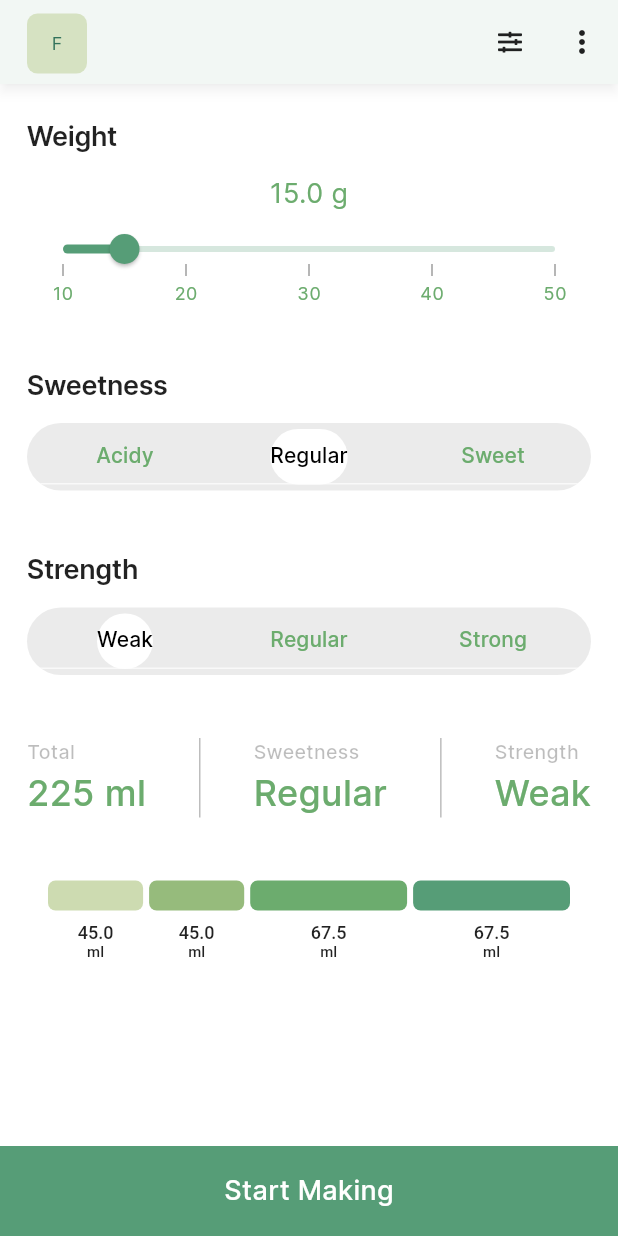
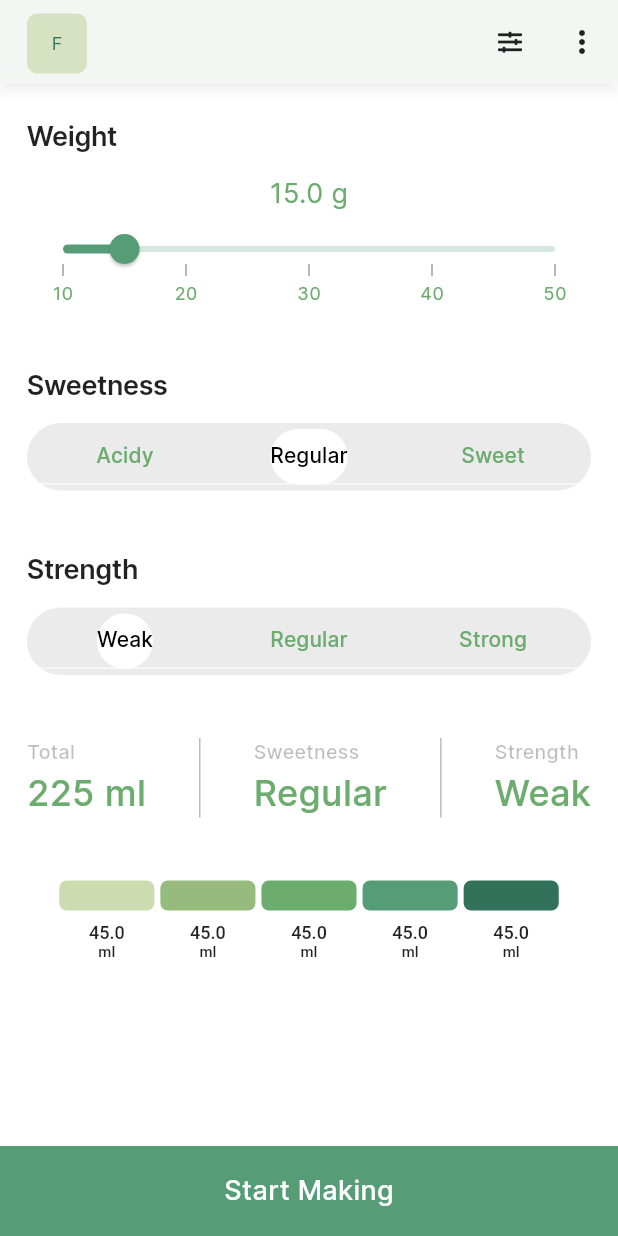
Before and after one commit to niassuh1/sippify, a Flutter app: the screen it shows after launch, tab 4 chosen, on a phone screen of 412 x 824 dp. Run offline on Flutter 3.47's test engine with Material 2 defaults, Android fonts, the light colour scheme and no system bars; drawn by our look-alikes of syncfusion_flutter_sliders; our stand-ins replace circular_countdown_timer, flutter_riverpod, font_awesome_flutter.

Commit message:
fix: Iteration value, refactor: Code organizing

```diff
--- a/lib/views/home_screen.dart
+++ b/lib/views/home_screen.dart
@@ -2,7 +2,9 @@
 import 'package:flutter_riverpod/flutter_riverpod.dart';
 import 'package:glassbean/constants.dart';
 import 'package:glassbean/services/coffee_provider.dart';
+import 'package:glassbean/services/count_down_provider.dart';
 import 'package:glassbean/views/coffee_maker_screen.dart';
+import 'package:glassbean/widgets/animated_brew_bars.dart';
 import 'package:glassbean/widgets/custom_sliver_appbar.dart';
 import 'package:glassbean/widgets/description_panel.dart';
 import 'package:glassbean/widgets/dope_panel.dart';
@@ -24,6 +26,8 @@
           color: Colors.transparent,
           child: InkWell(
             onTap: () {
+              // Reset iteration
+              ref.read(iterationProvider.state).state = 0;
               Navigator.push(
                 context,
                 MaterialPageRoute(
@@ -93,12 +97,15 @@
                       child: OptionTabs(
                         value: getSweetness(ref),
                         onTab: (e) {
-                          print(e);
                           ref
                               .read(coffeeProvider.notifier)
                               .setSweetness(sweetnessChange(e.toInt()));
                         },
-                        tabs: [Text('Acidy'), Text('Regular'), Text('Sweet')],
+                        tabs: const [
+                          Text('Acidy'),
+                          Text('Regular'),
+                          Text('Sweet')
+                        ],
                       )),
 
                   const SizedBox(height: 42),
@@ -106,21 +113,17 @@
                   // Dope panel for strength
                   DopePanel(
                     headline: 'Strength',
-                    child: Column(
-                      children: [
-                        OptionTabs(
+                    child: OptionTabs(
                       onTab: (e) {
                         ref
                             .read(coffeeProvider.notifier)
                             .setStrength(strengthChange(e.toInt()));
                       },
                       value: getStrength(ref),
-                          tabs: [
+                      tabs: const [
                         Text('Weak'),
                         Text('Regular'),
                         Text('Strong'),
-                          ],
-                        )
                       ],
                     ),
                   ),
@@ -160,62 +163,7 @@
                   ),
                   // Displays the brewing process
                   // TODO: Optimize this shit code
-                  Row(
-                    mainAxisAlignment: MainAxisAlignment.center,
-                    children: ref
-                        .read(coffeeProvider)
-                        .getFullBrew()
-                        .asMap()
-                        .entries
-                        .map((e) {
-                      double ratio =
-                          e.value / ref.read(coffeeProvider).fullWaterWeight;
-
-                      return AnimatedContainer(
-                        duration: const Duration(milliseconds: 150),
-                        width: MediaQuery.of(context).size.width * ratio - 15,
-                        curve: Curves.ease,
-                        child: Column(
-                          children: [
-                            Padding(
-                              padding:
-                                  const EdgeInsets.symmetric(horizontal: 2),
-                              child: Container(
-                                height: 20,
-                                decoration: BoxDecoration(
-                                  color: colorFade[e.key],
-                                  borderRadius: BorderRadius.circular(5),
-                                ),
-                              ),
-                            ),
-                            const SizedBox(
-                              height: 8,
-                            ),
-                            RichText(
-                              textAlign: TextAlign.center,
-                              text: TextSpan(
-                                style: const TextStyle(
-                                    color: Colors.black87,
-                                    fontSize: 12,
-                                    fontWeight: FontWeight.w500),
-                                children: [
-                                  TextSpan(
-                                    text: e.value.toStringAsFixed(1),
-                                  ),
-                                  const TextSpan(
-                                    text: '\nml',
-                                    style: TextStyle(
-                                      fontSize: 10,
-                                    ),
-                                  ),
-                                ],
-                              ),
-                            )
-                          ],
-                        ),
-                      );
-                    }).toList(),
-                  ),
+                  const AnimatedBrewBars(),
                   Column(
                     children: [],
                   ),
--- /dev/null
+++ b/lib/widgets/animated_brew_bars.dart
@@ -0,0 +1,61 @@
+import 'package:flutter/material.dart';
+import 'package:flutter_riverpod/flutter_riverpod.dart';
+import 'package:glassbean/constants.dart';
+import 'package:glassbean/services/coffee_provider.dart';
+
+class AnimatedBrewBars extends ConsumerWidget {
+  const AnimatedBrewBars({Key? key}) : super(key: key);
+
+  @override
+  Widget build(BuildContext context, WidgetRef ref) {
+    return Row(
+      mainAxisAlignment: MainAxisAlignment.center,
+      children: ref.read(coffeeProvider).getFullBrew().asMap().entries.map((e) {
+        double ratio = e.value / ref.read(coffeeProvider).fullWaterWeight;
+
+        return AnimatedContainer(
+          duration: const Duration(milliseconds: 150),
+          width: MediaQuery.of(context).size.width * ratio - 15,
+          curve: Curves.ease,
+          child: Column(
+            children: [
+              Padding(
+                padding: const EdgeInsets.symmetric(horizontal: 2),
+                child: Container(
+                  height: 20,
+                  decoration: BoxDecoration(
+                    color: colorFade[e.key],
+                    borderRadius: BorderRadius.circular(5),
+                  ),
+                ),
+              ),
+              const SizedBox(
+                height: 8,
+              ),
+              RichText(
+                textAlign: TextAlign.center,
+                text: TextSpan(
+                  style: const TextStyle(
+                      color: Colors.black87,
+                      fontSize: 12,
+                      fontWeight: FontWeight.w500),
+                  children: [
+                    TextSpan(
+                      text: e.value.toStringAsFixed(1),
+                    ),
+                    const TextSpan(
+                      text: '\nml',
+                      style: TextStyle(
+                        fontSize: 10,
+                      ),
+                    ),
+                  ],
+                ),
+              )
+            ],
+          ),
+        );
+      }).toList(),
+    );
+  }
+}
```
Lines whose indentation alone changed are shown as unchanged.
